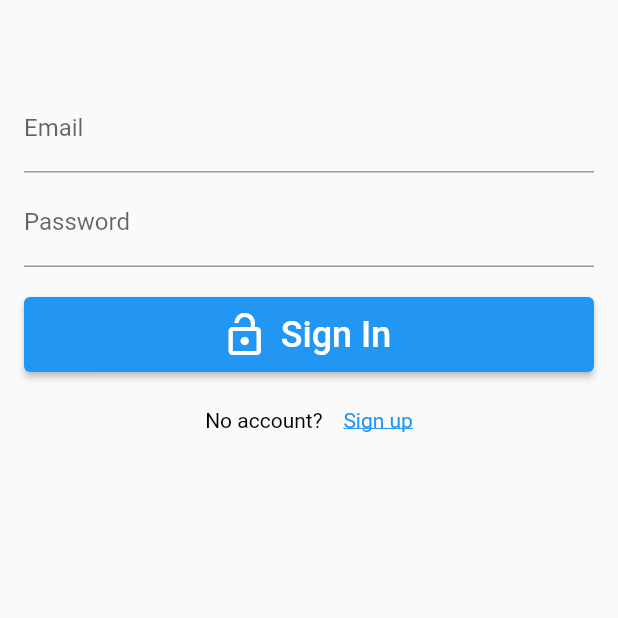
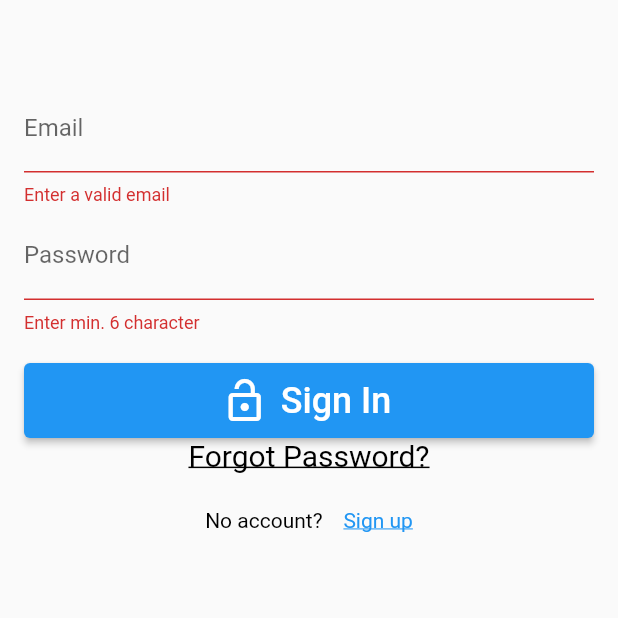
Before and after one commit to samitshrestha29/sigupandloginwithemailverification, a Flutter app: the screen it shows after launch, after a tap on "Sign In", on a phone screen of 412 x 824 dp, the top half of it. Run offline on Flutter 3.47's test engine with Material 2 defaults, Android fonts, the phone set to English and light mode, and no system bars; our stand-ins replace email_validator, firebase_auth, firebase_core; accounts and stored records are empty.

Commit message:
email link to change the password

```diff
--- a/lib/login.dart
+++ b/lib/login.dart
@@ -1,9 +1,11 @@
 // ignore_for_file: public_member_api_docs, sort_constructors_first
+import 'package:email_validator/email_validator.dart';
 import 'package:firebase_auth/firebase_auth.dart';
 import 'package:flutter/gestures.dart';
 import 'package:flutter/material.dart';
 
 import 'package:heyfluttersigninemailverification/main.dart';
+import 'package:heyfluttersigninemailverification/widgets/forgot_password.dart';
 import 'package:heyfluttersigninemailverification/widgets/utils.dart';
 
 class LoginWidget extends StatefulWidget {
@@ -18,6 +20,7 @@ class LoginWidget extends StatefulWidget {
 }
 
 class _LoginWidgetState extends State<LoginWidget> {
+  final formKey = GlobalKey<FormState>();
   final emailController = TextEditingController();
   final passwordController = TextEditingController();
   @override
@@ -29,17 +32,24 @@ class _LoginWidgetState extends State<LoginWidget> {
   @override
   Widget build(BuildContext context) => SingleChildScrollView(
         padding: const EdgeInsets.all(16),
+        child: Form(
+          key: formKey,
           child: Column(
             children: [
               const SizedBox(height: 40),
-            TextField(
+              TextFormField(
                 controller: emailController,
                 cursorColor: Colors.black,
                 textInputAction: TextInputAction.next,
                 decoration: const InputDecoration(labelText: 'Email'),
+                autovalidateMode: AutovalidateMode.onUserInteraction,
+                validator: (email) =>
+                    email != null && !EmailValidator.validate(email)
+                        ? 'Enter a valid email'
+                        : null,
               ),
               const SizedBox(height: 4),
-            TextField(
+              TextFormField(
                 controller: passwordController,
                 cursorColor: Colors.black,
                 textInputAction: TextInputAction.done,
@@ -47,6 +57,10 @@ class _LoginWidgetState extends State<LoginWidget> {
                   labelText: 'Password',
                 ),
                 obscureText: true,
+                autovalidateMode: AutovalidateMode.onUserInteraction,
+                validator: (value) => value != null && value.length < 6
+                    ? 'Enter min. 6 character'
+                    : null,
               ),
               const SizedBox(
                 height: 20,
@@ -63,6 +77,22 @@ class _LoginWidgetState extends State<LoginWidget> {
                   'Sign In',
                   style: TextStyle(fontSize: 24),
                 ),
+              ),
+              GestureDetector(
+                child: const Text(
+                  'Forgot Password?',
+                  style: TextStyle(
+                    decoration: TextDecoration.underline,
+                    color: Colors.black,
+                    fontSize: 20,
+                  ),
+                ),
+                onTap: () {
+                  Navigator.push(
+                      context,
+                      MaterialPageRoute(
+                          builder: (context) => const ForgotPasswordPage()));
+                },
               ),
               const SizedBox(height: 24),
               RichText(
@@ -85,9 +115,12 @@ class _LoginWidgetState extends State<LoginWidget> {
               ),
             ],
           ),
+        ),
       );
 
   void signIn() async {
+    final isValid = formKey.currentState!.validate();
+    if (!isValid) return;
     showDialog(
         context: context,
         barrierDismissible: false,
```
Also changed, not shown: lib/widgets/forgot_password.dart (added, +100 -0 lines). Lines whose indentation alone changed are shown as unchanged.
